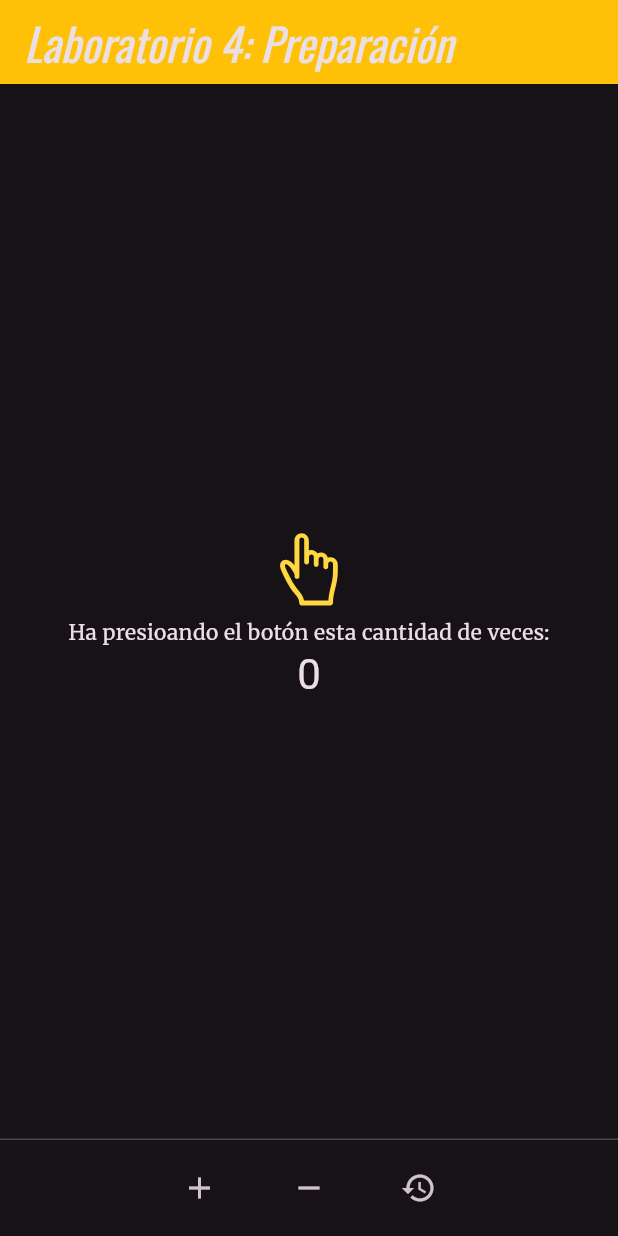
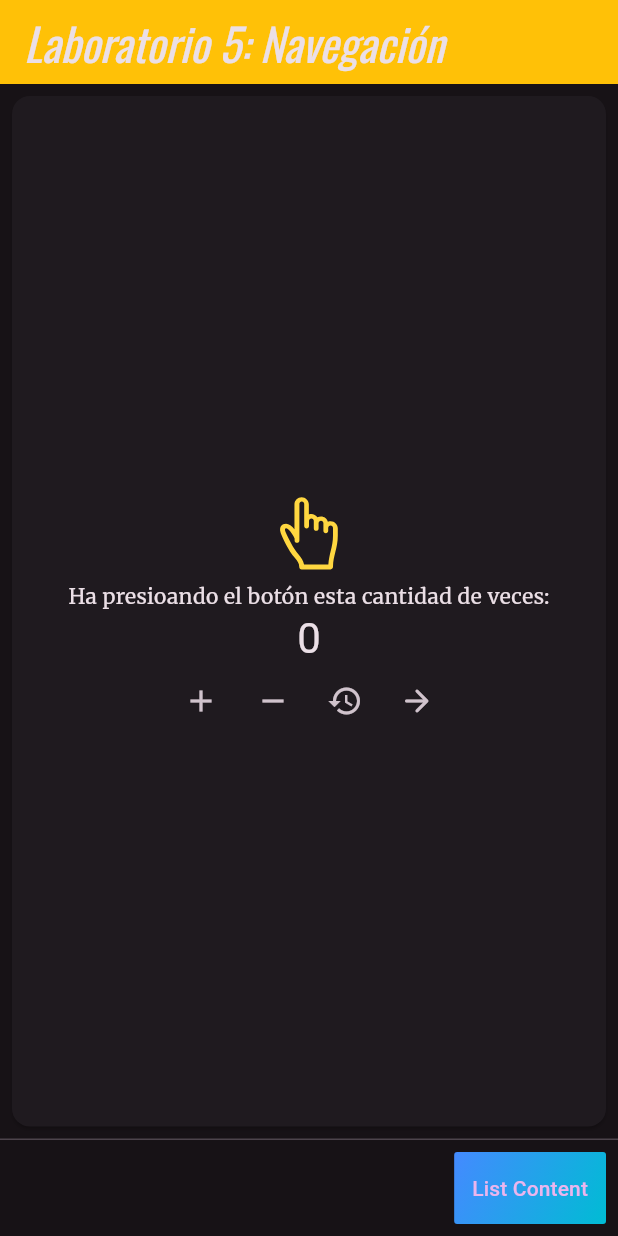
Before and after one commit to ElPatata2008/3479A321_2023479019, a Flutter app: the screen it shows after launch, on a phone screen of 412 x 824 dp. Run offline on Flutter 3.47's test engine with Material 3 defaults, Android fonts, the phone set to English and light mode, and no system bars; our stand-ins replace flutter_svg, google_fonts, logger.

Commit message:
Progreso actualizado para el laboratorio 5

```diff
--- a/lib/import_manager.dart
+++ /dev/null
@@ -1,4 +0,0 @@
-// ignore: unused_import
-import 'package:lab3/pages/home.dart';
-
-export 'package:lab3/pages/home.dart';
--- a/lib/main.dart
+++ b/lib/main.dart
@@ -1,7 +1,7 @@
 import 'package:flutter/material.dart';
 import 'package:google_fonts/google_fonts.dart';
 import 'package:logger/logger.dart';
-import 'package:lab3/import_manager.dart';
+import 'package:lab3/pages/pages_manager.dart';
 
 void main() {
   runApp(const MyApp());
--- a/lib/pages/home.dart
+++ b/lib/pages/home.dart
@@ -1,12 +1,13 @@
 import 'package:flutter/material.dart';
 import 'package:flutter_svg/svg.dart';
+import 'package:lab3/widgets/footer.dart';
 import 'package:logger/logger.dart';
+import 'package:lab3/pages/pages_manager.dart';
 
 class MyHomePage extends StatefulWidget {
   const MyHomePage({super.key, required this.title});
 
   final String title;
-
 
   @override
   State<MyHomePage> createState() => _MyHomePageState();
@@ -23,6 +24,14 @@ class _MyHomePageState extends State<MyHomePage> {
 
   void _resetCounter() { setState(() { _counter = 0; }); }
 
+  void _pageCheck() {
+    if (_counter % 2 == 0) {
+      Navigator.push(context, MaterialPageRoute(builder: (context) => const ListContent()));
+    } else {
+      Navigator.push(context, MaterialPageRoute(builder: (context) => const About()));
+    }
+  }
+
   @override
   Widget build(BuildContext context) {
     var logger = Logger();
@@ -32,11 +41,13 @@ class _MyHomePageState extends State<MyHomePage> {
       child: Scaffold(
         appBar: AppBar(
           backgroundColor: Colors.amber,
-          title: Text( 'Laboratorio 4: Preparación',
+          title: Text( 'Laboratorio 5: Navegación',
             textAlign: TextAlign.center,
           ),
         ),
         body: Center(
+          child: Card(
+            margin: EdgeInsets.all(8),
             child: Column(
               mainAxisAlignment: MainAxisAlignment.center,
               children: <Widget>[
@@ -51,25 +62,31 @@ class _MyHomePageState extends State<MyHomePage> {
                   '$_counter',
                   style: Theme.of(context).textTheme.headlineMedium,
                 ),
+                Row(
+                  mainAxisAlignment: MainAxisAlignment.center,
+                  children: <Widget>[
+                    IconButton(onPressed: _incrementCounter, icon: Icon(Icons.add)),
+                    IconButton(onPressed: _decrementCounter, icon: Icon(Icons.remove)),
+                    IconButton(onPressed: _resetCounter, icon: Icon(Icons.restore)),
+                    IconButton(onPressed: _pageCheck, icon: Icon(Icons.arrow_forward_rounded)),
+                  ],
+                ),
               ],
             ),
           ),
+        ),
         persistentFooterButtons: [
-          footerButtons(),
+          footerButtons([
+            navigationButton(Colors.blueAccent, Colors.cyan, "List Content", ListContent(), false, context)
+          ],
+          MainAxisAlignment.end),
         ],
       ),
     );
   }
 
-  Row footerButtons() {
-    return Row(
-          mainAxisAlignment: MainAxisAlignment.center,
-          spacing: 25,
-          mainAxisSize: MainAxisSize.max,
-          children: [
-            IconButton( onPressed: _incrementCounter, icon: Icon(Icons.add) ),
-            IconButton( onPressed: _decrementCounter, icon: Icon(Icons.remove) ),
-            IconButton( onPressed: _resetCounter,     icon: Icon(Icons.restore) ),
-        ]);
+
+
+
+
 }
-}
--- /dev/null
+++ b/lib/pages/pages_manager.dart
@@ -0,0 +1,9 @@
+// ignore_for_file: unused_import
+
+import 'package:lab3/pages/about.dart';
+import 'package:lab3/pages/list_content.dart';
+import 'package:lab3/pages/home.dart';
+
+export 'package:lab3/pages/about.dart';
+export 'package:lab3/pages/list_content.dart';
+export 'package:lab3/pages/home.dart';
--- /dev/null
+++ b/lib/widgets/footer.dart
@@ -0,0 +1,32 @@
+import 'package:flutter/material.dart';
+
+Container navigationButton(Color color1, Color color2, String text, Widget page, bool isPop, BuildContext context) {
+  return Container(
+    decoration: BoxDecoration(
+      borderRadius: BorderRadius.circular(2),
+      gradient: LinearGradient(
+        begin: Alignment.topLeft,
+        end: Alignment.bottomRight,
+        colors: [color1, color2])
+    ),
+    child: TextButton(
+      onPressed: () {
+        if (!isPop) {
+          Navigator.push(context, MaterialPageRoute(builder: (context) => page));
+        } else {
+          Navigator.pop(context);
+        }
+      },
+      child: Text(text)
+    ),
+  );
+}
+
+Row footerButtons(List<Widget> buttons, MainAxisAlignment alignment) {
+    return Row(
+      mainAxisAlignment: alignment,
+      mainAxisSize: MainAxisSize.max,
+      spacing: 25,
+      children: buttons
+    );
+  }
--- a/pubspec.yaml
+++ b/pubspec.yaml
@@ -62,7 +62,8 @@ flutter:
 
   # To add assets to your application, add an assets section, like this:
   assets:
-    - assets/icons/click.svg
+    - assets/icons/
+    - assets/imgs/
 
   # An image asset can refer to one or more resolution-specific "variants", see
   # https://flutter.dev/to/resolution-aware-images
```
Also changed, not shown: lib/pages/about.dart (added, +40 -0 lines), lib/pages/list_content.dart (added, +50 -0 lines), assets/imgs/normal.png (added). Lines whose indentation alone changed are shown as unchanged.
